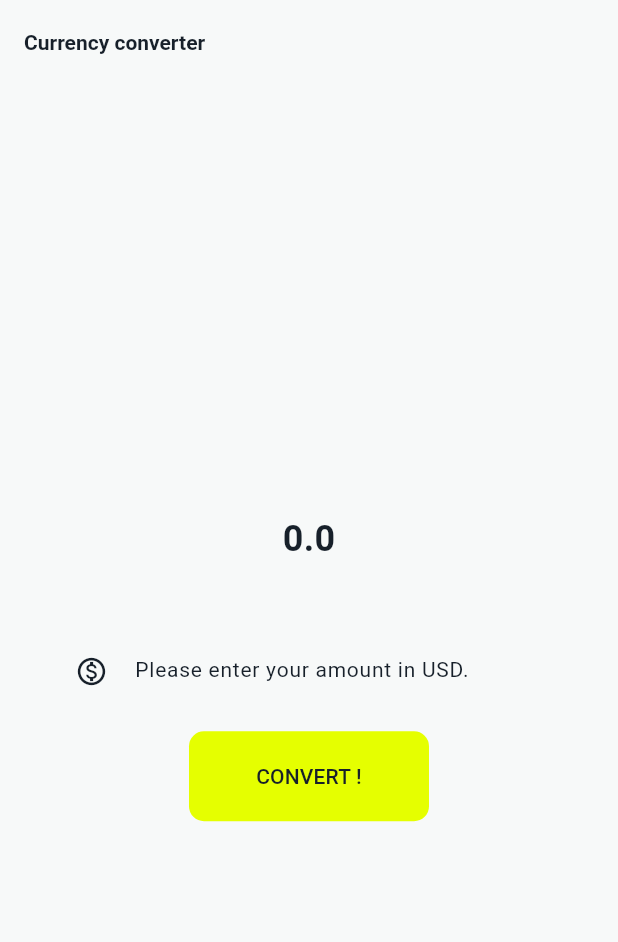
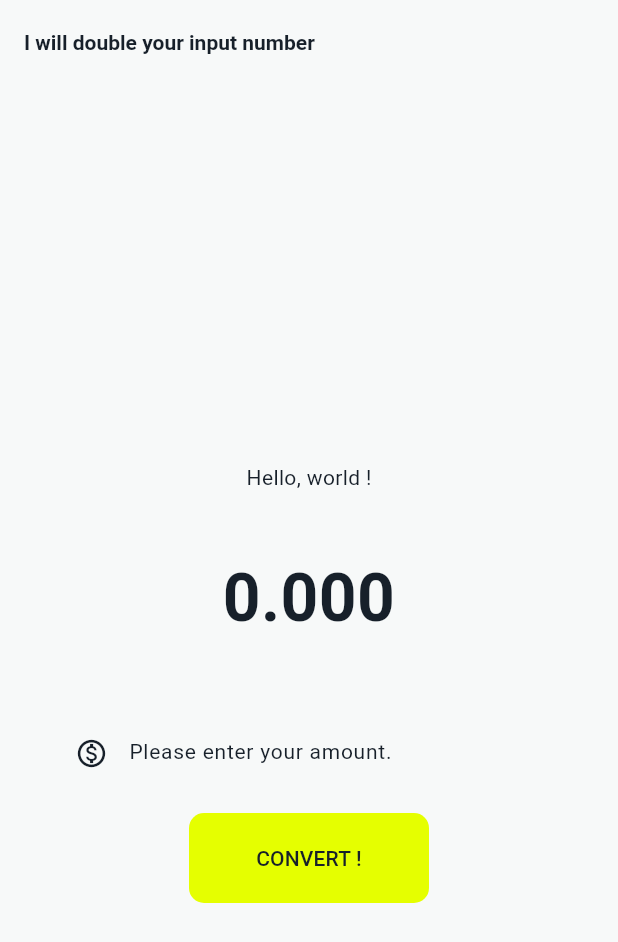
Before and after one commit to HikariJadeEmpire/my_first_mobile_app, a Flutter app: the screen it shows after launch, on a phone screen of 412 x 824 dp. Shown: the top 942 px of the screen. Run offline on Flutter 3.47's test engine with Material 3 defaults, Android fonts, the light colour scheme and no system bars.

Commit message:
update app
update with readme

```diff
--- a/my_currency/lib/currency_mat.dart
+++ b/my_currency/lib/currency_stateful.dart
@@ -1,7 +1,45 @@
 import 'package:flutter/material.dart';
 
-class MyCurrency extends StatelessWidget {
+class MyCurrency extends StatefulWidget {
+
   const MyCurrency({super.key});
+
+  @override
+  State<MyCurrency> createState() {
+    return _MyCurrencyState();
+  }
+}
+
+// create a private class below because we don't need to show it to public.
+
+class _MyCurrencyState extends State<MyCurrency> {
+
+  // Now you can put the variables which use for parsing between widget here.
+
+  double myResults = 0;
+  String explain = 'Hello, world !';
+  final TextEditingController myTextCon = TextEditingController();
+
+  // setting convert function
+
+  void converto () {
+    try {
+        setState(() {
+            explain = 'The Double value is';
+            myResults = double.parse(myTextCon.text) * 2;
+          }
+        );
+        debugPrint('[ USER\'S LOG ] The value of : ${myTextCon.text} has been sent to CONVERT to --> ${myResults}');
+      }
+    catch (e, s) {
+      debugPrint(' [ ERROR ] $e : $s');
+      setState(() {
+          explain = 'Your input should not contain any special characters like , @ \$ or space';
+          myResults = 0;
+          }
+        );
+      }
+  }
 
   @override
   Widget build(BuildContext context) {
@@ -9,9 +47,6 @@
     final backgroundColor = Color.fromRGBO(247, 249, 249, 1);
     final secondColor = Color.fromRGBO(23, 32, 42, 1);
     final highlightColor = Color.fromRGBO(229, 255, 0, 1);
-
-    double myResults = 0;
-    final TextEditingController myTextCon = TextEditingController();
 
     // We treat the "MaterialApp" as a background (In "main.dart" file), and then paste the "Scaffold" on it.
 
@@ -24,11 +59,11 @@
 
       appBar: AppBar(
           title: Text(
-                  'Currency converter',
+                  'I will double your input number',
                   style: TextStyle(
                     color: secondColor,
                     fontSize: 14,
-                    fontWeight: FontWeight.bold,
+                    fontWeight: FontWeight.w600,
                     ),
                   ),
           backgroundColor: backgroundColor,
@@ -53,6 +88,26 @@
             crossAxisAlignment: CrossAxisAlignment.center,
 
             children: [
+
+              Container(
+
+                // Padding is the space inside
+                // Margin is the space outside
+
+                padding: EdgeInsets.all(30.0),
+                margin: EdgeInsets.all(0.0),
+                // color: Color.fromRGBO(229, 255, 0, 1),
+
+                child: Text(
+                  explain,
+                  style: TextStyle(
+                    color: secondColor,
+                    fontSize: 14,
+                    fontWeight: FontWeight.normal,
+                    ),
+                  ),
+              ),
+
               Container(
 
                 // Padding is the space inside
@@ -63,12 +118,13 @@
                 // color: Color.fromRGBO(229, 255, 0, 1),
 
                 child: Text(
-                  myResults.toString(),
+                  myResults.toStringAsFixed(3),
                   style: TextStyle(
                     color: secondColor,
-                    fontSize: 24,
+                    fontSize: 44,
                     fontWeight: FontWeight.bold,
                     ),
+                  textAlign: TextAlign.center,
                   ),
               ),
 
@@ -93,7 +149,7 @@
                       //   fontSize: 20,
                       // ),
                       // labelText: 'Input',
-                      hintText: ' Please enter your amount in USD.',
+                      hintText: 'Please enter your amount.',
                       hintStyle: TextStyle(
                           color: secondColor,
                           fontSize: 14,
@@ -123,15 +179,6 @@
 
                     controller: myTextCon,
                     onSubmitted: (value) {
-                      debugPrint('\n [ USER\'S LOG ] The value : $value has been submitted.\n');
-                    },
-
-                ),
-              ),
-
-              TextButton(
-                onPressed: () {
-
                       // In Flutter there are 3 types of mode :
                       // 1. Debug mode
                       // 2. Release mode : is how users can experience your app.
@@ -143,16 +190,16 @@
                       //   debugPrint('Button clicked.');
                       // }
 
-                  try {
-                    myResults = double.parse(myTextCon.text) * 2;
-                    print('[ USER\'S LOG ] The value of : ${myTextCon.text} has been sent to CONVERT to --> ${myResults} USD.');
-                  }
-                  catch (e, s) {
-                    print(' [ ERROR ] $e : $s');
-                  }
-
+                      debugPrint('[ USER\'S LOG ] The value : $value has been submitted.');
+                      converto();
 
                     },
+
+                ),
+              ),
+
+              TextButton(
+                onPressed: converto,
                 style: ButtonStyle(
                     elevation: WidgetStatePropertyAll(6),
                     backgroundColor: WidgetStatePropertyAll(highlightColor),
@@ -177,5 +224,4 @@
       )
     );
   }
-
 }
--- a/my_currency/lib/main.dart
+++ b/my_currency/lib/main.dart
@@ -1,6 +1,6 @@
 // import 'package:flutter/cupertino.dart';
 import 'package:flutter/material.dart';
-import 'currency_mat.dart';
+import 'currency_stateful.dart';
 
 void main() {
   runApp(const MyApp());
```
Also changed, not shown: my_currency/lib/currency_stateless_dont_use.dart (added, +181 -0 lines). Lines whose indentation alone changed are shown as unchanged.
